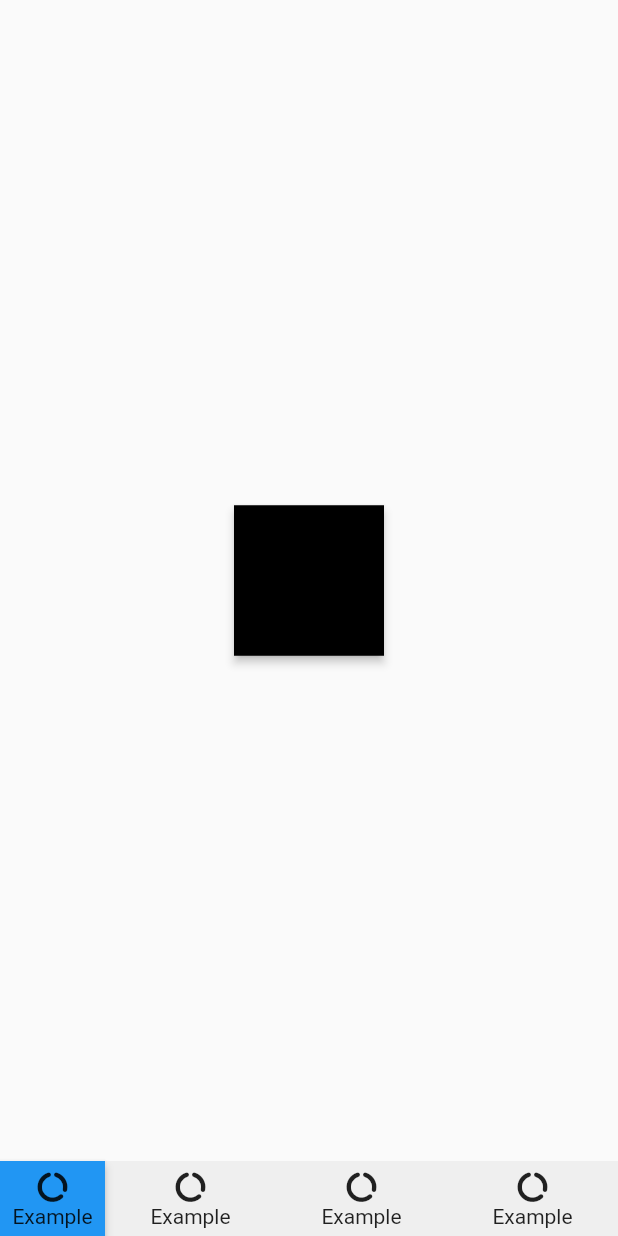
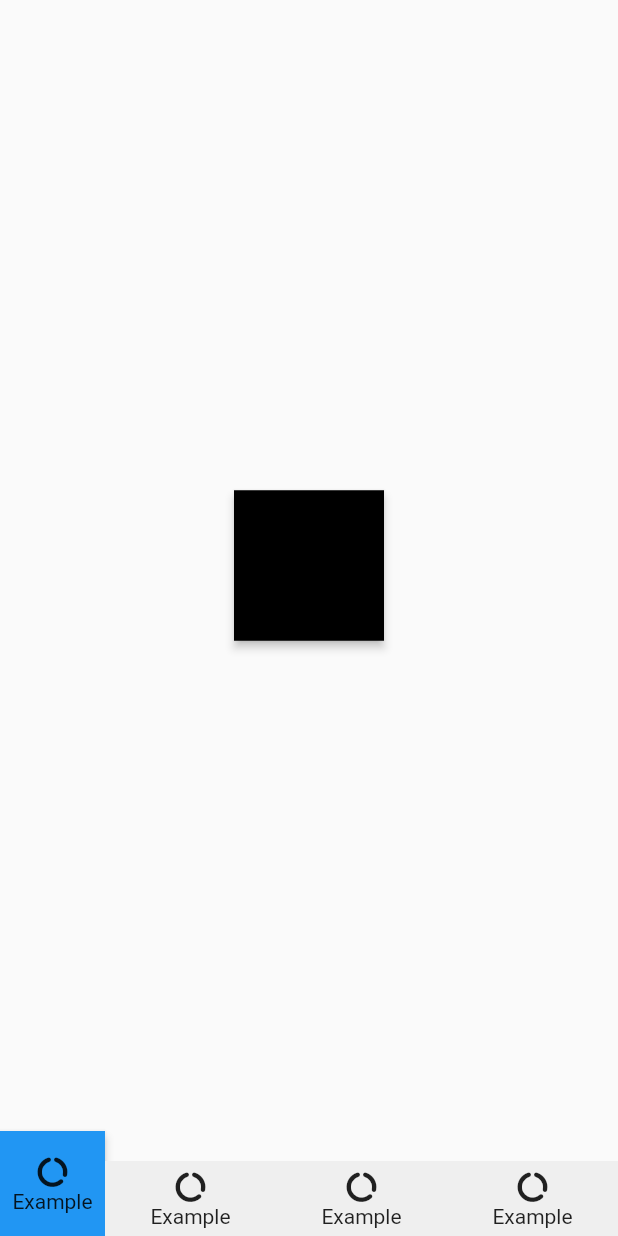
Before and after one commit to koukibadr/Shaped-Bottom-Bar, a Flutter app: the screen it shows after launch, on a phone screen of 412 x 824 dp. Run offline on Flutter 3.47's test engine with Material 2 defaults, Android fonts, the phone set to English and light mode, and no system bars.

Commit message:
add graphic changes to shaped bottom bar layout

```diff
--- a/lib/shaped_bottom_bar.dart
+++ b/lib/shaped_bottom_bar.dart
@@ -19,7 +19,7 @@ class ShapedBottomBar extends StatefulWidget {
   ShapedBottomBar(
       {required this.items,
       required this.onItemChanged,
-      this.height = 50,
+      this.height = 70,
       this.width,
       this.backgroundColor = Colors.white,
       this.withRoundCorners = false,
@@ -53,12 +53,9 @@ class _ShapedBottomBarState extends State<ShapedBottomBar> {
   Widget build(BuildContext context) {
     return Container(
       width: this.widget.width ?? MediaQuery.of(context).size.width,
-      height: this.widget.height,
-      decoration: BoxDecoration(
-          color: this.widget.backgroundColor,
-          borderRadius:
-              this.widget.withRoundCorners ? this.widget.cornerRadius : null),
+      height: 70,
       child: Row(
+        mainAxisAlignment: MainAxisAlignment.center,
         crossAxisAlignment: CrossAxisAlignment.end,
         children: renderBarItems(),
       ),
@@ -67,26 +64,46 @@ class _ShapedBottomBarState extends State<ShapedBottomBar> {
 
   List<Widget> renderBarItems() {
     List<Widget> bottomBarItems = [];
+    List<Widget> renderingItems = [];
     for (var index = 0; index < this.widget.items.length; index++) {
       var item = this.widget.items[index];
-      if (index == this.selectedIndex && this.widget.shape != ShapeType.NONE) {
-        bottomBarItems.add(renderSelectedItem(item));
+      if (index == selectedIndex) {
+        if (bottomBarItems.isNotEmpty) {
+          renderingItems.addAll(bottomBarItems);
+        }
+        renderingItems.add(renderSelectedItem(Expanded(flex: 1, child: item)));
+        bottomBarItems.clear();
       } else {
-        bottomBarItems.add(Expanded(
-          flex: 1,
-          child: renderClickableWidget(index, item),
-        ));
+        bottomBarItems
+            .add(Expanded(flex: 1, child: renderClickableWidget(index, item)));
       }
     }
-    return bottomBarItems;
+    if (bottomBarItems.isNotEmpty) {
+      renderingItems.addAll(bottomBarItems);
+    }
+    return renderingItems;
   }
 
-  Widget renderClickableWidget(int index, Widget widget) {
+  Widget renderClickableWidget(int index, Widget item) {
     return InkWell(
       onTap: () {
         this.onItemSelected(index);
       },
-      child: widget,
+      child: Container(
+        height: 50,
+        color: widget.backgroundColor,
+        child: item,
+      ),
+    );
+  }
+
+  Widget nonSelectedItems(List<Widget> items) {
+    return Container(
+      height: 50,
+      color: widget.backgroundColor,
+      child: Row(
+        children: items,
+      ),
     );
   }
 
@@ -98,6 +115,22 @@ class _ShapedBottomBarState extends State<ShapedBottomBar> {
   }
 
   Widget renderSelectedItem(Widget baseWidget) {
-    return SquareShape(background: this.widget.shapeColor!, child: baseWidget,size: 70,);
+    return Stack(
+      children: [
+        Align(
+          alignment: Alignment.bottomCenter,
+          child: Container(
+            width: 70,
+            height: 50,
+            color: widget.backgroundColor,
+          ),
+        ),
+        SquareShape(
+          background: this.widget.shapeColor!,
+          child: baseWidget,
+          size: 70,
+        ),
+      ],
+    );
   }
 }
```
